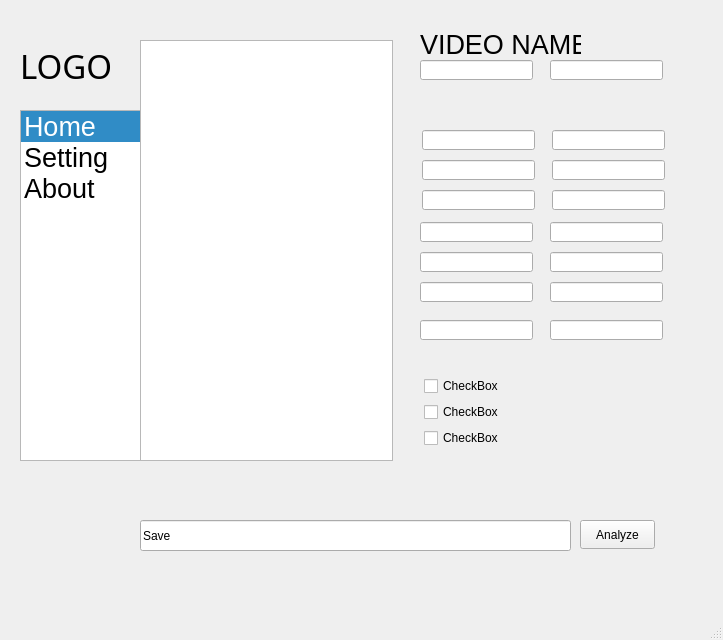
Before: the Qt Designer form ora/gui/main.ui in appcell/OverwatchDataAnalysis, drawn with Qt 5.
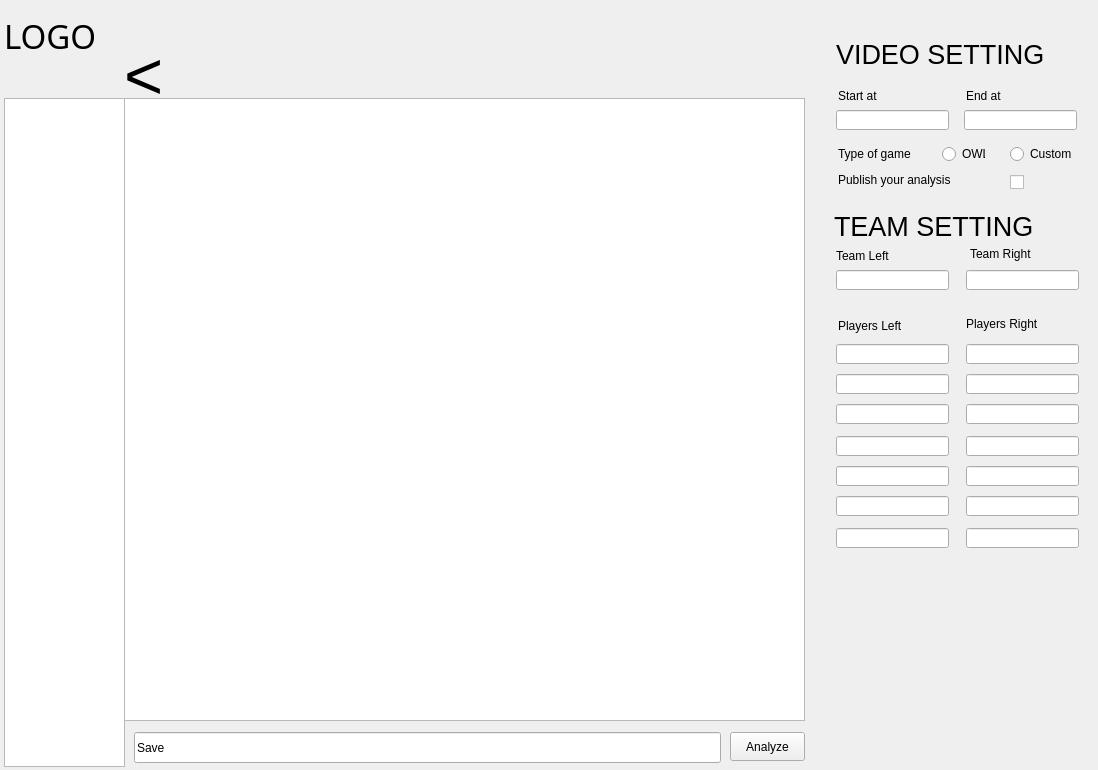
After: the same form once the commit is applied. The open tabs and pages were chosen to show the change.

```diff
--- a/ora/gui/main.ui
+++ b/ora/gui/main.ui
@@ -6,8 +6,8 @@
    <rect>
     <x>0</x>
     <y>0</y>
-    <width>723</width>
-    <height>640</height>
+    <width>1098</width>
+    <height>770</height>
    </rect>
   </property>
   <property name="windowTitle">
@@ -17,10 +17,10 @@
    <widget class="QStackedWidget" name="main_stackedwidget">
     <property name="geometry">
      <rect>
-      <x>140</x>
+      <x>124</x>
       <y>10</y>
-      <width>569</width>
-      <height>461</height>
+      <width>967</width>
+      <height>721</height>
      </rect>
     </property>
     <property name="layoutDirection">
@@ -37,9 +37,9 @@
       <property name="geometry">
        <rect>
         <x>0</x>
-        <y>30</y>
-        <width>253</width>
-        <height>421</height>
+        <y>88</y>
+        <width>681</width>
+        <height>623</height>
        </rect>
       </property>
       <property name="font">
@@ -60,9 +60,9 @@
      <widget class="QLabel" name="label">
       <property name="geometry">
        <rect>
-        <x>280</x>
-        <y>20</y>
-        <width>161</width>
+        <x>712</x>
+        <y>30</y>
+        <width>231</width>
         <height>29</height>
        </rect>
       </property>
@@ -72,14 +72,14 @@
        </font>
       </property>
       <property name="text">
-       <string>VIDEO NAME</string>
+       <string>VIDEO SETTING</string>
       </property>
      </widget>
      <widget class="QLineEdit" name="lineEdit">
       <property name="geometry">
        <rect>
-        <x>282</x>
-        <y>120</y>
+        <x>712</x>
+        <y>334</y>
         <width>113</width>
         <height>20</height>
        </rect>
@@ -88,8 +88,8 @@
      <widget class="QLineEdit" name="lineEdit_2">
       <property name="geometry">
        <rect>
-        <x>412</x>
-        <y>120</y>
+        <x>842</x>
+        <y>334</y>
         <width>113</width>
         <height>20</height>
        </rect>
@@ -98,8 +98,8 @@
      <widget class="QLineEdit" name="lineEdit_3">
       <property name="geometry">
        <rect>
-        <x>412</x>
-        <y>150</y>
+        <x>842</x>
+        <y>364</y>
         <width>113</width>
         <height>20</height>
        </rect>
@@ -108,8 +108,8 @@
      <widget class="QLineEdit" name="lineEdit_4">
       <property name="geometry">
        <rect>
-        <x>282</x>
-        <y>150</y>
+        <x>712</x>
+        <y>364</y>
         <width>113</width>
         <height>20</height>
        </rect>
@@ -118,8 +118,8 @@
      <widget class="QLineEdit" name="lineEdit_5">
       <property name="geometry">
        <rect>
-        <x>412</x>
-        <y>180</y>
+        <x>842</x>
+        <y>394</y>
         <width>113</width>
         <height>20</height>
        </rect>
@@ -128,57 +128,18 @@
      <widget class="QLineEdit" name="lineEdit_6">
       <property name="geometry">
        <rect>
-        <x>282</x>
-        <y>180</y>
+        <x>712</x>
+        <y>394</y>
         <width>113</width>
         <height>20</height>
        </rect>
       </property>
      </widget>
-     <widget class="QCheckBox" name="checkBox">
-      <property name="geometry">
-       <rect>
-        <x>284</x>
-        <y>368</y>
-        <width>231</width>
-        <height>16</height>
-       </rect>
-      </property>
-      <property name="text">
-       <string>CheckBox</string>
-      </property>
-     </widget>
-     <widget class="QCheckBox" name="checkBox_2">
-      <property name="geometry">
-       <rect>
-        <x>284</x>
-        <y>394</y>
-        <width>241</width>
-        <height>16</height>
-       </rect>
-      </property>
-      <property name="text">
-       <string>CheckBox</string>
-      </property>
-     </widget>
-     <widget class="QCheckBox" name="checkBox_3">
-      <property name="geometry">
-       <rect>
-        <x>284</x>
-        <y>420</y>
-        <width>241</width>
-        <height>16</height>
-       </rect>
-      </property>
-      <property name="text">
-       <string>CheckBox</string>
-      </property>
-     </widget>
      <widget class="QLineEdit" name="lineEdit_8">
       <property name="geometry">
        <rect>
-        <x>280</x>
-        <y>50</y>
+        <x>712</x>
+        <y>100</y>
         <width>113</width>
         <height>20</height>
        </rect>
@@ -187,8 +148,8 @@
      <widget class="QLineEdit" name="lineEdit_9">
       <property name="geometry">
        <rect>
-        <x>410</x>
-        <y>50</y>
+        <x>840</x>
+        <y>100</y>
         <width>113</width>
         <height>20</height>
        </rect>
@@ -197,8 +158,8 @@
      <widget class="QLineEdit" name="lineEdit_10">
       <property name="geometry">
        <rect>
-        <x>280</x>
-        <y>272</y>
+        <x>712</x>
+        <y>486</y>
         <width>113</width>
         <height>20</height>
        </rect>
@@ -207,8 +168,8 @@
      <widget class="QLineEdit" name="lineEdit_11">
       <property name="geometry">
        <rect>
-        <x>280</x>
-        <y>212</y>
+        <x>712</x>
+        <y>426</y>
         <width>113</width>
         <height>20</height>
        </rect>
@@ -217,8 +178,8 @@
      <widget class="QLineEdit" name="lineEdit_12">
       <property name="geometry">
        <rect>
-        <x>410</x>
-        <y>272</y>
+        <x>842</x>
+        <y>486</y>
         <width>113</width>
         <height>20</height>
        </rect>
@@ -227,8 +188,8 @@
      <widget class="QLineEdit" name="lineEdit_13">
       <property name="geometry">
        <rect>
-        <x>280</x>
-        <y>242</y>
+        <x>712</x>
+        <y>456</y>
         <width>113</width>
         <height>20</height>
        </rect>
@@ -237,8 +198,8 @@
      <widget class="QLineEdit" name="lineEdit_14">
       <property name="geometry">
        <rect>
-        <x>410</x>
-        <y>242</y>
+        <x>842</x>
+        <y>456</y>
         <width>113</width>
         <height>20</height>
        </rect>
@@ -247,8 +208,8 @@
      <widget class="QLineEdit" name="lineEdit_15">
       <property name="geometry">
        <rect>
-        <x>410</x>
-        <y>212</y>
+        <x>842</x>
+        <y>426</y>
         <width>113</width>
         <height>20</height>
        </rect>
@@ -257,8 +218,8 @@
      <widget class="QLineEdit" name="lineEdit_16">
       <property name="geometry">
        <rect>
-        <x>280</x>
-        <y>310</y>
+        <x>712</x>
+        <y>518</y>
         <width>113</width>
         <height>20</height>
        </rect>
@@ -267,13 +228,230 @@
      <widget class="QLineEdit" name="lineEdit_17">
       <property name="geometry">
        <rect>
-        <x>410</x>
-        <y>310</y>
+        <x>842</x>
+        <y>518</y>
         <width>113</width>
         <height>20</height>
        </rect>
       </property>
      </widget>
+     <widget class="QLabel" name="label_5">
+      <property name="geometry">
+       <rect>
+        <x>714</x>
+        <y>80</y>
+        <width>54</width>
+        <height>12</height>
+       </rect>
+      </property>
+      <property name="statusTip">
+       <string comment="2"/>
+      </property>
+      <property name="text">
+       <string>Start at</string>
+      </property>
+     </widget>
+     <widget class="QLabel" name="label_6">
+      <property name="geometry">
+       <rect>
+        <x>842</x>
+        <y>80</y>
+        <width>54</width>
+        <height>12</height>
+       </rect>
+      </property>
+      <property name="text">
+       <string>End at</string>
+      </property>
+     </widget>
+     <widget class="QLabel" name="label_7">
+      <property name="geometry">
+       <rect>
+        <x>714</x>
+        <y>136</y>
+        <width>93</width>
+        <height>16</height>
+       </rect>
+      </property>
+      <property name="text">
+       <string>Type of game</string>
+      </property>
+     </widget>
+     <widget class="QRadioButton" name="radioButton">
+      <property name="geometry">
+       <rect>
+        <x>818</x>
+        <y>136</y>
+        <width>43</width>
+        <height>16</height>
+       </rect>
+      </property>
+      <property name="text">
+       <string>OWL</string>
+      </property>
+     </widget>
+     <widget class="QRadioButton" name="radioButton_2">
+      <property name="geometry">
+       <rect>
+        <x>886</x>
+        <y>136</y>
+        <width>65</width>
+        <height>16</height>
+       </rect>
+      </property>
+      <property name="text">
+       <string>Custom</string>
+      </property>
+     </widget>
+     <widget class="QLabel" name="label_8">
+      <property name="geometry">
+       <rect>
+        <x>714</x>
+        <y>162</y>
+        <width>131</width>
+        <height>16</height>
+       </rect>
+      </property>
+      <property name="text">
+       <string>Publish your analysis</string>
+      </property>
+     </widget>
+     <widget class="QCheckBox" name="checkBox_5">
+      <property name="geometry">
+       <rect>
+        <x>886</x>
+        <y>164</y>
+        <width>16</width>
+        <height>16</height>
+       </rect>
+      </property>
+      <property name="text">
+       <string/>
+      </property>
+      <property name="tristate">
+       <bool>false</bool>
+      </property>
+     </widget>
+     <widget class="QLabel" name="label_9">
+      <property name="geometry">
+       <rect>
+        <x>710</x>
+        <y>202</y>
+        <width>231</width>
+        <height>29</height>
+       </rect>
+      </property>
+      <property name="font">
+       <font>
+        <pointsize>20</pointsize>
+       </font>
+      </property>
+      <property name="text">
+       <string>TEAM SETTING</string>
+      </property>
+     </widget>
+     <widget class="QLineEdit" name="lineEdit_18">
+      <property name="geometry">
+       <rect>
+        <x>712</x>
+        <y>260</y>
+        <width>113</width>
+        <height>20</height>
+       </rect>
+      </property>
+     </widget>
+     <widget class="QLineEdit" name="lineEdit_19">
+      <property name="geometry">
+       <rect>
+        <x>842</x>
+        <y>260</y>
+        <width>113</width>
+        <height>20</height>
+       </rect>
+      </property>
+     </widget>
+     <widget class="QLabel" name="label_10">
+      <property name="geometry">
+       <rect>
+        <x>712</x>
+        <y>238</y>
+        <width>73</width>
+        <height>16</height>
+       </rect>
+      </property>
+      <property name="statusTip">
+       <string comment="2"/>
+      </property>
+      <property name="text">
+       <string>Team Left</string>
+      </property>
+     </widget>
+     <widget class="QLabel" name="label_11">
+      <property name="geometry">
+       <rect>
+        <x>846</x>
+        <y>236</y>
+        <width>67</width>
+        <height>16</height>
+       </rect>
+      </property>
+      <property name="statusTip">
+       <string comment="2"/>
+      </property>
+      <property name="text">
+       <string>Team Right</string>
+      </property>
+     </widget>
+     <widget class="QLabel" name="label_12">
+      <property name="geometry">
+       <rect>
+        <x>714</x>
+        <y>308</y>
+        <width>89</width>
+        <height>16</height>
+       </rect>
+      </property>
+      <property name="statusTip">
+       <string comment="2"/>
+      </property>
+      <property name="text">
+       <string>Players Left</string>
+      </property>
+     </widget>
+     <widget class="QLabel" name="label_13">
+      <property name="geometry">
+       <rect>
+        <x>842</x>
+        <y>306</y>
+        <width>89</width>
+        <height>16</height>
+       </rect>
+      </property>
+      <property name="statusTip">
+       <string comment="2"/>
+      </property>
+      <property name="text">
+       <string>Players Right</string>
+      </property>
+     </widget>
+     <widget class="QLabel" name="label_14">
+      <property name="geometry">
+       <rect>
+        <x>0</x>
+        <y>28</y>
+        <width>57</width>
+        <height>57</height>
+       </rect>
+      </property>
+      <property name="font">
+       <font>
+        <pointsize>50</pointsize>
+       </font>
+      </property>
+      <property name="text">
+       <string>&lt;</string>
+      </property>
+     </widget>
     </widget>
     <widget class="QWidget" name="stackedWidgetPage2" native="true">
      <widget class="QLabel" name="label_3">
@@ -374,51 +552,21 @@
    <widget class="QListWidget" name="label_listwidget">
     <property name="geometry">
      <rect>
-      <x>20</x>
-      <y>110</y>
+      <x>4</x>
+      <y>98</y>
       <width>121</width>
-      <height>351</height>
+      <height>669</height>
      </rect>
     </property>
     <property name="currentRow">
-     <number>0</number>
+     <number>-1</number>
     </property>
-    <item>
-     <property name="text">
-      <string>Home</string>
-     </property>
-     <property name="font">
-      <font>
-       <pointsize>20</pointsize>
-      </font>
-     </property>
-    </item>
-    <item>
-     <property name="text">
-      <string>Setting</string>
-     </property>
-     <property name="font">
-      <font>
-       <pointsize>20</pointsize>
-      </font>
-     </property>
-    </item>
-    <item>
-     <property name="text">
-      <string>About</string>
-     </property>
-     <property name="font">
-      <font>
-       <pointsize>20</pointsize>
-      </font>
-     </property>
-    </item>
    </widget>
    <widget class="QLabel" name="logo_label">
     <property name="geometry">
      <rect>
-      <x>20</x>
-      <y>40</y>
+      <x>4</x>
+      <y>10</y>
       <width>111</width>
       <height>51</height>
      </rect>
@@ -436,9 +584,9 @@
    <widget class="QLineEdit" name="lineEdit_7">
     <property name="geometry">
      <rect>
-      <x>140</x>
-      <y>520</y>
-      <width>431</width>
+      <x>134</x>
+      <y>732</y>
+      <width>587</width>
       <height>31</height>
      </rect>
     </property>
@@ -449,8 +597,8 @@
    <widget class="QPushButton" name="pushButton">
     <property name="geometry">
      <rect>
-      <x>580</x>
-      <y>520</y>
+      <x>730</x>
+      <y>732</y>
       <width>75</width>
       <height>29</height>
      </rect>
@@ -460,7 +608,6 @@
     </property>
    </widget>
   </widget>
-  <widget class="QStatusBar" name="statusbar"/>
  </widget>
  <resources/>
  <connections/>
```
Left out of the diff: 7 changed lines with no effect on the pictures.
